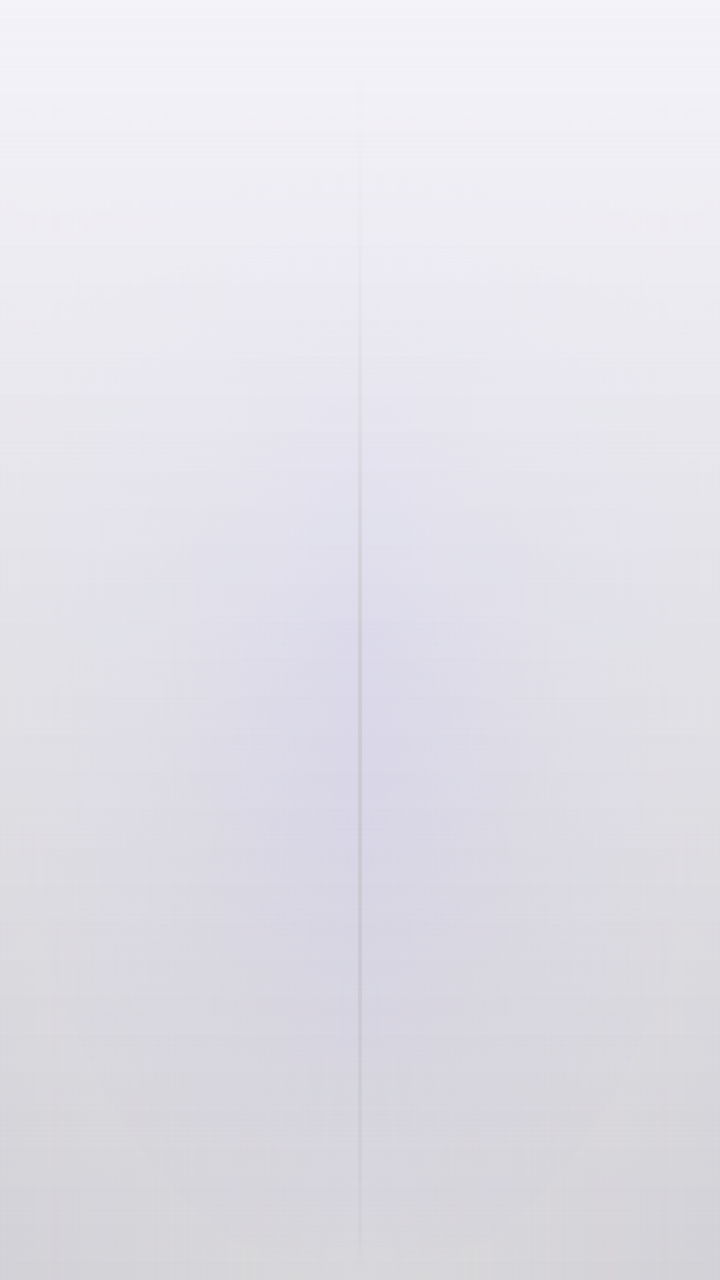
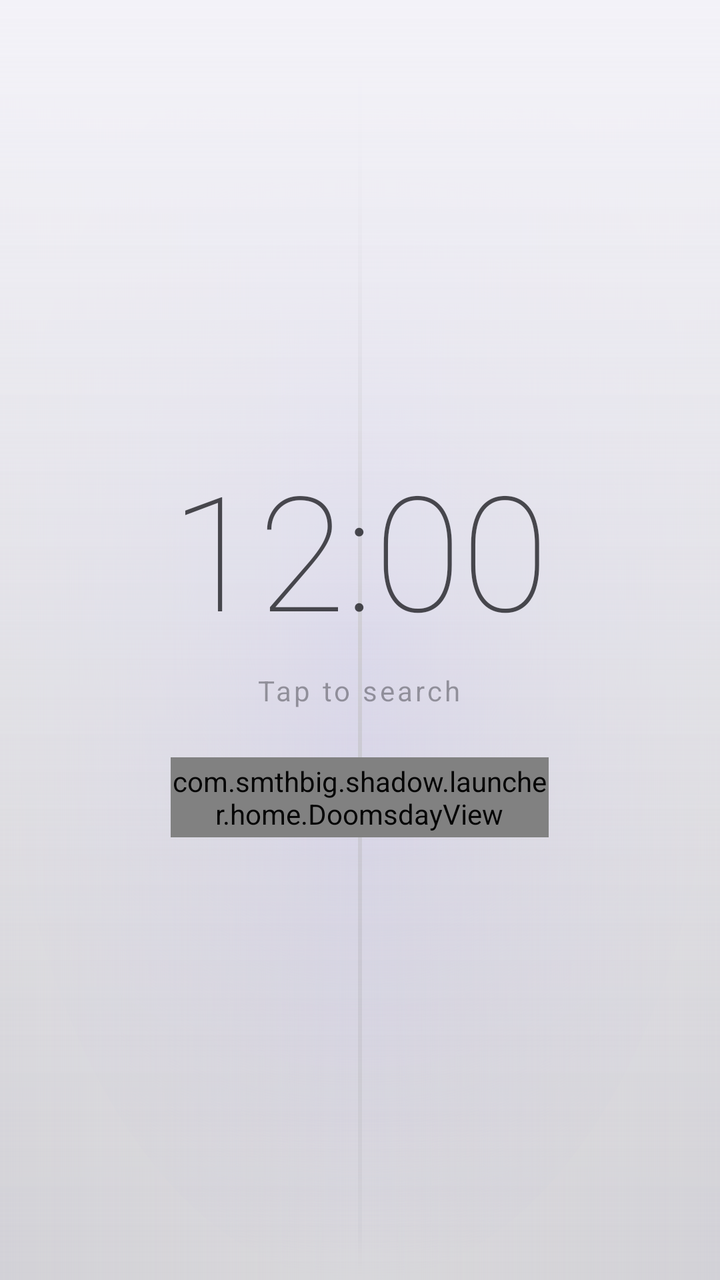

Compare the two renders of this Android layout. The source of the first and the diff that turns it into the second are given below.
<!-- AndroidManifest.xml: activity theme Theme.Shadow.Base -->
<!-- res/layout/activity_home.xml -->
<?xml version="1.0" encoding="utf-8"?>
<FrameLayout
    xmlns:android="http://schemas.android.com/apk/res/android"
    android:id="@+id/root"
    android:layout_width="match_parent"
    android:layout_height="match_parent"
    android:background="@drawable/bg_shadow_gradient">

    
    <FrameLayout
        android:id="@+id/content_container"
        android:layout_width="match_parent"
        android:layout_height="match_parent">

        

        
        <View
            android:id="@+id/base_overlay"
            android:layout_width="match_parent"
            android:layout_height="match_parent"
            android:background="?attr/colorSurface"
            android:alpha="0.02" />

    </FrameLayout>

    
    <View
        android:id="@+id/blur_overlay"
        android:layout_width="match_parent"
        android:layout_height="match_parent"
        android:alpha="0"
        android:visibility="gone" />

    
    <FrameLayout
        android:id="@+id/overlay_container"
        android:layout_width="match_parent"
        android:layout_height="match_parent"
        android:background="@android:color/transparent" />

</FrameLayout>
<!-- resources referenced by this layout -->
<resources>
  <!-- drawable bg_shadow_gradient: vector/xml drawable (drawable, 2796 chars, omitted) -->
  <style name="Theme.Shadow.Base" parent="Theme.Material3.DayNight.NoActionBar">
  
          
          <item name="android:windowBackground">@color/md_background</item>
          <item name="android:colorBackground">@color/md_background</item>
  
          
          <item name="colorPrimary">@color/md_primary</item>
          <item name="colorOnPrimary">@color/md_on_primary</item>
          <item name="colorPrimaryContainer">@color/md_primary_container</item>
          <item name="colorOnPrimaryContainer">@color/md_on_primary_container</item>
  
          
          <item name="colorSecondary">@color/md_secondary</item>
          <item name="colorOnSecondary">@color/md_on_secondary</item>
  
          
          <item name="colorSurface">@color/md_surface</item>
          <item name="colorOnSurface">@color/md_on_surface</item>
  
          <item name="colorSurfaceVariant">@color/md_surface_variant</item>
          <item name="colorOnSurfaceVariant">@color/md_on_surface_variant</item>
  
          <item name="elevationOverlayEnabled">true</item>
  
          
          <item name="colorOutline">@color/md_outline</item>
  
          
          <item name="shadowGlass">@color/shadow_glass</item>
          <item name="shadowGlassStrong">@color/shadow_glass_strong</item>
          <item name="shadowGlassSoft">@color/shadow_glass_soft</item>
  
          
          <item name="android:statusBarColor">@android:color/transparent</item>
          <item name="android:navigationBarColor">@android:color/transparent</item>
  
      </style>
  <color name="md_background">#F3F2F8</color>
  <color name="md_primary">#EC95B4FD</color>
  <color name="md_on_primary">#FFFFFF</color>
  <color name="md_primary_container">#E4E0FF</color>
  <color name="md_on_primary_container">#1A1446</color>
  <color name="md_secondary">#7C7A8A</color>
  <color name="md_on_secondary">#FFFFFF</color>
  <color name="md_surface">#FAF9FD</color>
  <color name="md_on_surface">#1A1A1F</color>
  <color name="md_surface_variant">#E9E7F2</color>
  <color name="md_on_surface_variant">#5A5865</color>
  <color name="md_outline">#C6C4D0</color>
  <color name="shadow_glass">#33FFFFFF</color>
  <color name="shadow_glass_strong">#66FFFFFF</color>
  <color name="shadow_glass_soft">#1FFFFFFF</color>
</resources>

<!-- the commit's change to res/layout/activity_home.xml (unified diff, before → after) -->
@@ -12,7 +12,40 @@
         android:layout_width="match_parent"
         android:layout_height="match_parent">
 
-        
+        <LinearLayout
+            android:layout_width="wrap_content"
+            android:layout_height="wrap_content"
+            android:layout_gravity="center"
+            android:orientation="vertical"
+            android:gravity="center">
+
+            <TextClock
+                android:layout_width="wrap_content"
+                android:layout_height="wrap_content"
+                android:format12Hour="hh:mm"
+                android:format24Hour="HH:mm"
+                android:textSize="80sp"
+                android:textColor="?attr/colorOnSurface"
+                android:alpha="0.8"
+                android:fontFamily="sans-serif-thin" />
+
+            <TextView
+                android:layout_width="wrap_content"
+                android:layout_height="wrap_content"
+                android:text="Tap to search"
+                android:textSize="14sp"
+                android:textColor="?attr/colorOnSurface"
+                android:alpha="0.4"
+                android:layout_marginTop="8dp"
+                android:letterSpacing="0.1" />
+
+            <com.smthbig.shadow.launcher.home.DoomsdayView
+                android:id="@+id/doomsday"
+                android:layout_width="match_parent"
+                android:layout_height="40dp"
+                android:layout_marginTop="24dp" />
+
+        </LinearLayout>
 
         
         <View
